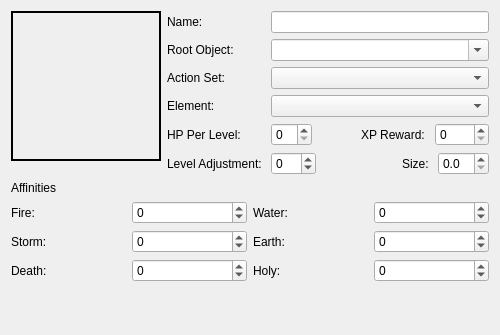
Qt form Data/EditorFiles/Editors/ui/MonsterEditor.ui (griusfux/conceptrpg2) before a commit.
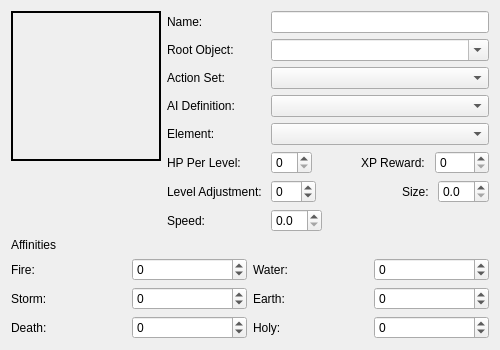
The same form after that commit.

Commit message: Adding a speed to the monster schema and adding Speed and AI Definitions (currently unused) to the MonsterEditor.

Patch:
```diff
--- a/Data/EditorFiles/Editors/ui/MonsterEditor.ui
+++ b/Data/EditorFiles/Editors/ui/MonsterEditor.ui
@@ -50,24 +50,24 @@
        </property>
       </widget>
      </item>
-     <item row="3" column="0">
+     <item row="4" column="0">
       <widget class="QLabel" name="label_2">
        <property name="text">
         <string>Element: </string>
        </property>
       </widget>
      </item>
-     <item row="3" column="1">
+     <item row="4" column="1">
       <widget class="QComboBox" name="element"/>
      </item>
-     <item row="4" column="0">
+     <item row="5" column="0">
       <widget class="QLabel" name="label_5">
        <property name="text">
         <string>HP Per Level: </string>
        </property>
       </widget>
      </item>
-     <item row="4" column="1">
+     <item row="5" column="1">
       <layout class="QHBoxLayout" name="horizontalLayout">
        <item>
         <widget class="QSpinBox" name="hp_per_level"/>
@@ -104,14 +104,14 @@
        </item>
       </layout>
      </item>
-     <item row="5" column="0">
+     <item row="6" column="0">
       <widget class="QLabel" name="label_6">
        <property name="text">
         <string>Level Adjustment: </string>
        </property>
       </widget>
      </item>
-     <item row="5" column="1">
+     <item row="6" column="1">
       <layout class="QHBoxLayout" name="horizontalLayout_2">
        <item>
         <widget class="QSpinBox" name="level_adjustment">
@@ -158,6 +158,50 @@
        </item>
       </layout>
      </item>
+     <item row="3" column="0">
+      <widget class="QLabel" name="label_16">
+       <property name="text">
+        <string>AI Definition: </string>
+       </property>
+      </widget>
+     </item>
+     <item row="3" column="1">
+      <widget class="QComboBox" name="ai_definition"/>
+     </item>
+     <item row="7" column="0">
+      <widget class="QLabel" name="label_17">
+       <property name="text">
+        <string>Speed: </string>
+       </property>
+      </widget>
+     </item>
+     <item row="7" column="1">
+      <layout class="QHBoxLayout" name="horizontalLayout_3">
+       <item>
+        <widget class="QDoubleSpinBox" name="speed">
+         <property name="decimals">
+          <number>1</number>
+         </property>
+         <property name="maximum">
+          <double>10.000000000000000</double>
+         </property>
+        </widget>
+       </item>
+       <item>
+        <spacer name="horizontalSpacer_3">
+         <property name="orientation">
+          <enum>Qt::Horizontal</enum>
+         </property>
+         <property name="sizeHint" stdset="0">
+          <size>
+           <width>40</width>
+           <height>20</height>
+          </size>
+         </property>
+        </spacer>
+       </item>
+      </layout>
+     </item>
     </layout>
    </item>
    <item row="1" column="0">
```
The commit also changes 4 other files.
